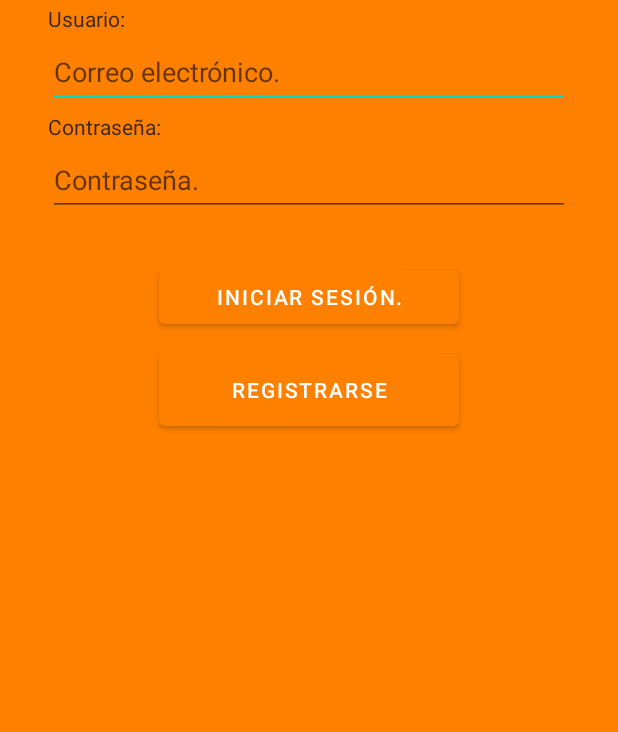
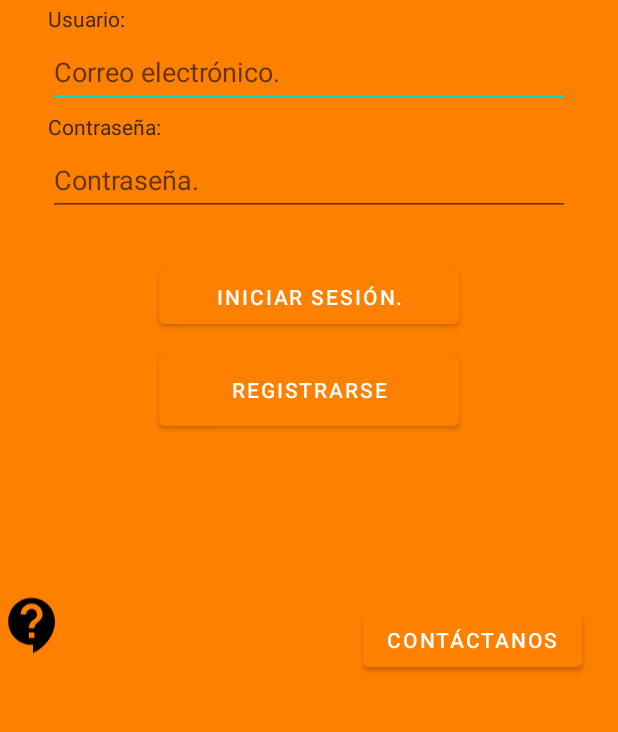
Before and after one commit to BennettxD2001/UPIC3, an Android app: the screen it shows after launch (Login), on a phone screen of 412 x 824 dp, the part 496-1228 px from its top. Run offline under Robolectric (Android 15) with nearby library versions, the phone set to English and light mode, and no system bars; our stand-ins replace Firebase (no records; nobody signed in at launch, a user with empty details on screens opened directly).

Commit message:
Add contacto

```diff
--- a/app/src/main/java/com/example/upic2/Login.java
+++ b/app/src/main/java/com/example/upic2/Login.java
@@ -4,6 +4,7 @@ import androidx.annotation.NonNull;
 import androidx.appcompat.app.AppCompatActivity;
 
 import android.content.Intent;
+import android.net.Uri;
 import android.os.Bundle;
 import android.view.View;
 import android.widget.Button;
@@ -16,9 +17,12 @@ import com.google.firebase.auth.FirebaseAuth;
 import com.google.firebase.auth.FirebaseUser;
 import com.google.firebase.database.FirebaseDatabase;
 
+import java.net.URI;
+
 public class Login extends AppCompatActivity {
     EditText correo, contra;
-    Button iniciar, registrarse;
+    String _url = "https://www.facebook.com/erik.mares.104";
+    Button iniciar, registrarse,_btn_contacto;
     FirebaseAuth mAuth;
 
     @Override
@@ -29,7 +33,18 @@ public class Login extends AppCompatActivity {
         contra=findViewById(R.id.contra);
         iniciar=findViewById(R.id.inic);
         registrarse=findViewById(R.id.registrarse);
+        _btn_contacto=findViewById(R.id.btn_contacto);
         mAuth = FirebaseAuth.getInstance();
+
+        _btn_contacto.setOnClickListener(new View.OnClickListener() {
+            @Override
+            public void onClick(View view) {
+                Uri _link = Uri.parse(_url);
+                Intent i = new Intent(Intent.ACTION_VIEW,_link);
+                startActivity(i);
+
+            }
+        });
         iniciar.setOnClickListener(new View.OnClickListener() {
             @Override
             public void onClick(View view) {
--- /dev/null
+++ b/app/src/main/res/drawable/ic_baseline_contact_support_24.xml
@@ -0,0 +1,5 @@
+<vector android:height="24dp" android:tint="#000000"
+    android:viewportHeight="24" android:viewportWidth="24"
+    android:width="24dp" xmlns:android="http://schemas.android.com/apk/res/android">
+    <path android:fillColor="@android:color/white" android:pathData="M11.5,2C6.81,2 3,5.81 3,10.5S6.81,19 11.5,19h0.5v3c4.86,-2.34 8,-7 8,-11.5C20,5.81 16.19,2 11.5,2zM12.5,16.5h-2v-2h2v2zM12.5,13h-2c0,-3.25 3,-3 3,-5 0,-1.1 -0.9,-2 -2,-2s-2,0.9 -2,2h-2c0,-2.21 1.79,-4 4,-4s4,1.79 4,4c0,2.5 -3,2.75 -3,5z"/>
+</vector>
--- a/app/src/main/res/layout/activity_login.xml
+++ b/app/src/main/res/layout/activity_login.xml
@@ -98,5 +98,28 @@
         app:layout_constraintStart_toStartOf="parent"
         app:layout_constraintTop_toBottomOf="@+id/inic"/>
 
+    <Button
+        android:id="@+id/btn_contacto"
+        android:layout_width="wrap_content"
+        android:layout_height="wrap_content"
+        android:layout_marginStart="120dp"
+        android:text="Contáctanos"
+        app:layout_constraintBottom_toBottomOf="parent"
+        app:layout_constraintEnd_toEndOf="parent"
+        app:layout_constraintHorizontal_bias="0.837"
+        app:layout_constraintStart_toStartOf="parent"
+        app:layout_constraintTop_toBottomOf="@+id/registrarse"
+        app:layout_constraintVertical_bias="0.727" />
+
+    <ImageView
+        android:id="@+id/imageView5"
+        android:layout_width="44dp"
+        android:layout_height="58dp"
+        android:layout_marginTop="50dp"
+        app:layout_constraintBottom_toBottomOf="parent"
+        app:layout_constraintEnd_toStartOf="@+id/button"
+        app:layout_constraintTop_toBottomOf="@+id/registrarse"
+        app:srcCompat="@drawable/ic_baseline_contact_support_24" />
+
 
 </androidx.constraintlayout.widget.ConstraintLayout>
```
